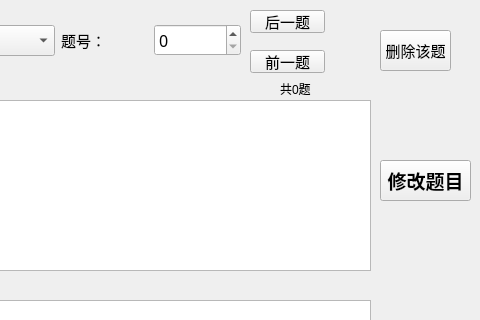
Above: modifyquestion.ui from andyhuzhill/PaperGenerator before the change; both pictures show x 320 to 800 and y 0 to 320 of the 800 by 550 pixel window. Below: the same form after it.
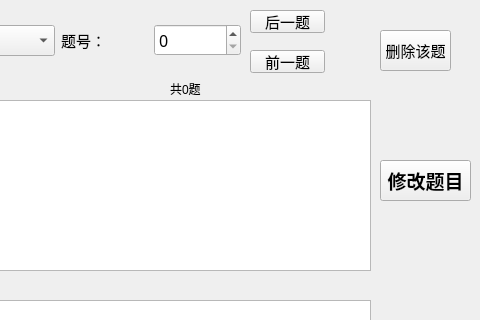
That is the form after the change.

```diff
--- a/modifyquestion.ui
+++ b/modifyquestion.ui
@@ -16,7 +16,7 @@
   <widget class="QLabel" name="numOfQuestiongLabel">
    <property name="geometry">
     <rect>
-     <x>600</x>
+     <x>490</x>
      <y>80</y>
      <width>71</width>
      <height>17</height>
@@ -264,7 +264,7 @@
     <string>后一题</string>
    </property>
   </widget>
-  <widget class="QWidget" name="">
+  <widget class="QWidget" name="layoutWidget">
    <property name="geometry">
     <rect>
      <x>10</x>
```
Left out of the diff: 2 changed lines with no effect on the pictures.
